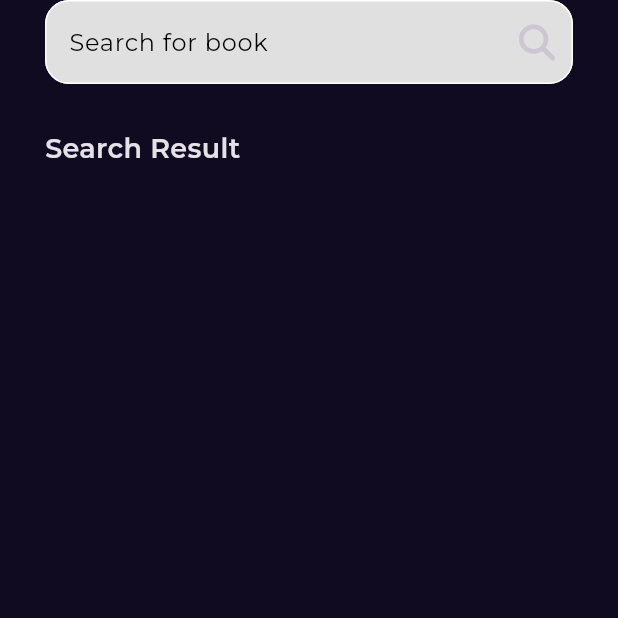
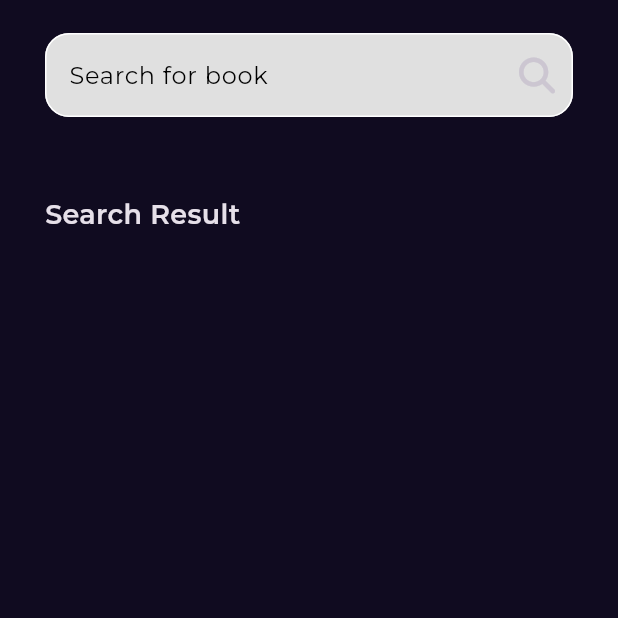
Before and after one commit to moaz-abdeltawab92/bookly_app, a Flutter app: the SearchView screen opened by its route, on a phone screen of 412 x 824 dp, the top half of it. Run offline on Flutter 3.47's test engine with Material 3 defaults, Android fonts, the phone set to English and light mode, and no system bars; our stand-ins replace cached_network_image, dartz, dio, equatable, flutter_bloc, font_awesome_flutter and 4 more; network calls fail.

Commit message:
add padding to search textfield

```diff
--- a/lib/features/search/presentation/views/widgets/custom_text_field_search.dart
+++ b/lib/features/search/presentation/views/widgets/custom_text_field_search.dart
@@ -6,7 +6,9 @@ class CustomSearchTextField extends StatelessWidget {
 
   @override
   Widget build(BuildContext context) {
-    return TextField(
+    return Padding(
+      padding: const EdgeInsets.symmetric(vertical: 22.0),
+      child: TextField(
         decoration: InputDecoration(
             enabledBorder: buildOutlinedInputBorder(),
             focusedBorder: buildOutlinedInputBorder(),
@@ -25,6 +27,7 @@ class CustomSearchTextField extends StatelessWidget {
             hintStyle: const TextStyle(
               color: Colors.black,
             )),
+      ),
     );
   }
 
```
Lines whose indentation alone changed are shown as unchanged.
